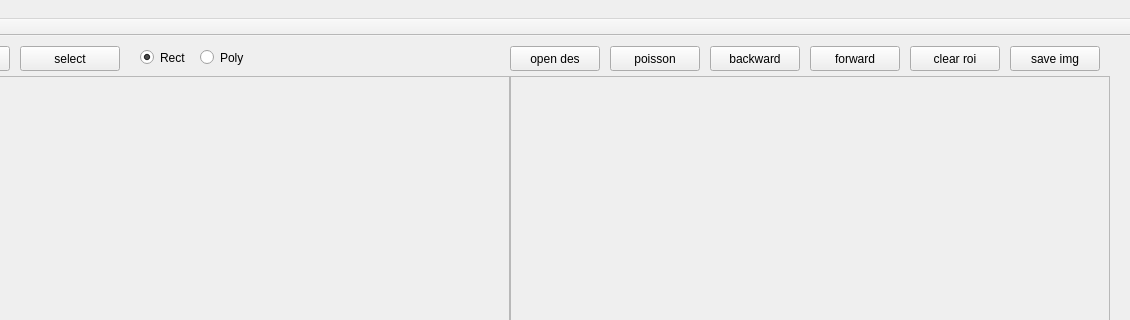
huochaitiantang/IBlending, file mainwindow.ui: the form before one commit; both pictures show x 110 to 1240 and y 0 to 320 of the 1240 by 662 pixel window.
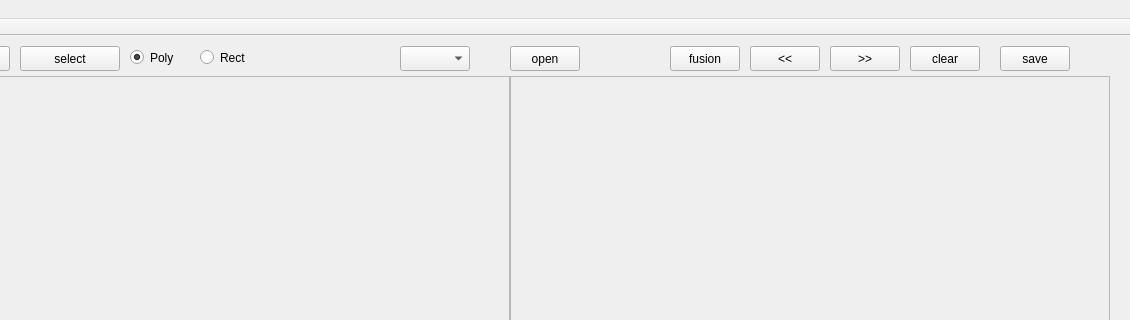
The form after the commit.

Patch:
```diff
--- a/mainwindow.ui
+++ b/mainwindow.ui
@@ -116,12 +116,12 @@
      <rect>
       <x>620</x>
       <y>10</y>
-      <width>90</width>
+      <width>70</width>
       <height>25</height>
      </rect>
     </property>
     <property name="text">
-     <string>open des</string>
+     <string>open</string>
     </property>
    </widget>
    <widget class="QPushButton" name="select_ok">
@@ -140,53 +140,53 @@
    <widget class="QPushButton" name="poisson">
     <property name="geometry">
      <rect>
-      <x>720</x>
+      <x>780</x>
       <y>10</y>
-      <width>90</width>
+      <width>70</width>
       <height>25</height>
      </rect>
     </property>
     <property name="text">
-     <string>poisson</string>
+     <string>fusion</string>
     </property>
    </widget>
    <widget class="QPushButton" name="save_img">
     <property name="geometry">
      <rect>
-      <x>1120</x>
+      <x>1110</x>
       <y>10</y>
-      <width>90</width>
+      <width>70</width>
       <height>25</height>
      </rect>
     </property>
     <property name="text">
-     <string>save img</string>
+     <string>save</string>
     </property>
    </widget>
    <widget class="QPushButton" name="backward">
     <property name="geometry">
      <rect>
-      <x>820</x>
+      <x>860</x>
       <y>10</y>
-      <width>90</width>
+      <width>70</width>
       <height>25</height>
      </rect>
     </property>
     <property name="text">
-     <string>backward</string>
+     <string>&lt;&lt;</string>
     </property>
    </widget>
    <widget class="QPushButton" name="forward">
     <property name="geometry">
      <rect>
-      <x>920</x>
+      <x>940</x>
       <y>10</y>
-      <width>90</width>
+      <width>70</width>
       <height>25</height>
      </rect>
     </property>
     <property name="text">
-     <string>forward</string>
+     <string>&gt;&gt;</string>
     </property>
    </widget>
    <widget class="QPushButton" name="clear_roi">
@@ -194,20 +194,20 @@
      <rect>
       <x>1020</x>
       <y>10</y>
-      <width>90</width>
+      <width>70</width>
       <height>25</height>
      </rect>
     </property>
     <property name="text">
-     <string>clear roi</string>
+     <string>clear</string>
     </property>
    </widget>
    <widget class="QRadioButton" name="rect">
     <property name="geometry">
      <rect>
-      <x>250</x>
+      <x>310</x>
       <y>10</y>
-      <width>112</width>
+      <width>61</width>
       <height>23</height>
      </rect>
     </property>
@@ -215,20 +215,33 @@
      <string>Rect</string>
     </property>
     <property name="checked">
-     <bool>true</bool>
+     <bool>false</bool>
     </property>
    </widget>
    <widget class="QRadioButton" name="poly">
     <property name="geometry">
      <rect>
-      <x>310</x>
+      <x>240</x>
       <y>10</y>
-      <width>112</width>
+      <width>61</width>
       <height>23</height>
      </rect>
     </property>
     <property name="text">
      <string>Poly</string>
+    </property>
+    <property name="checked">
+     <bool>true</bool>
+    </property>
+   </widget>
+   <widget class="QComboBox" name="fusion_way">
+    <property name="geometry">
+     <rect>
+      <x>510</x>
+      <y>10</y>
+      <width>70</width>
+      <height>25</height>
+     </rect>
     </property>
    </widget>
   </widget>
```
